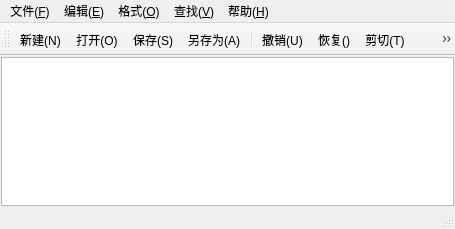
First picture: the form in mainwindow.ui, repository Zjf-gif/test_github, before the edit.
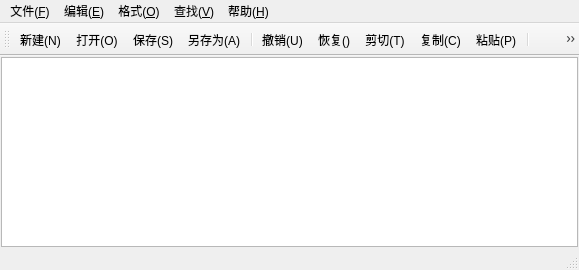
Second picture: the form after the edit. Icons and pictures are not drawn.

Commit message: Initial commit :MyNotepad 文本编辑器

```diff
--- a/mainwindow.ui
+++ b/mainwindow.ui
@@ -6,18 +6,15 @@
    <rect>
     <x>0</x>
     <y>0</y>
-    <width>455</width>
-    <height>229</height>
+    <width>579</width>
+    <height>270</height>
    </rect>
   </property>
   <property name="windowTitle">
    <string>MainWindow</string>
   </property>
   <widget class="QWidget" name="centralwidget">
-   <layout class="QVBoxLayout" name="verticalLayout">
-    <property name="spacing">
-     <number>0</number>
-    </property>
+   <layout class="QGridLayout" name="gridLayout">
     <property name="leftMargin">
      <number>1</number>
     </property>
@@ -30,7 +27,7 @@
     <property name="bottomMargin">
      <number>1</number>
     </property>
-    <item>
+    <item row="0" column="0">
      <widget class="QPlainTextEdit" name="TextEdit"/>
     </item>
    </layout>
@@ -40,7 +37,7 @@
     <rect>
      <x>0</x>
      <y>0</y>
-     <width>455</width>
+     <width>579</width>
      <height>21</height>
     </rect>
    </property>
@@ -121,6 +118,16 @@
    <addaction name="actionCopy"/>
    <addaction name="actionPaste"/>
    <addaction name="separator"/>
+   <addaction name="actiontoolbar"/>
+   <addaction name="actionStatus Bar"/>
+   <addaction name="separator"/>
+   <addaction name="actionSelect All"/>
+   <addaction name="actionWord Wrap"/>
+   <addaction name="actionfont"/>
+   <addaction name="actionShow Line Numbers"/>
+   <addaction name="separator"/>
+   <addaction name="actionFind"/>
+   <addaction name="actionReplace"/>
   </widget>
   <action name="actionNew">
    <property name="icon">
```
